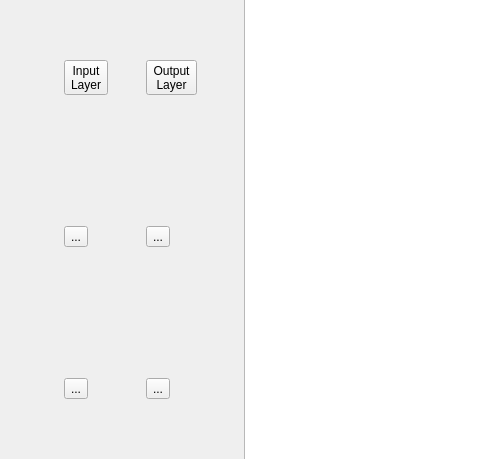
The window that mainwindow.ui (kelvin34501/alchimia_repo) describes before a commit, drawn with Qt 5; both pictures show x 0 to 480 and y 151 to 610 of the 1169 by 747 pixel window.
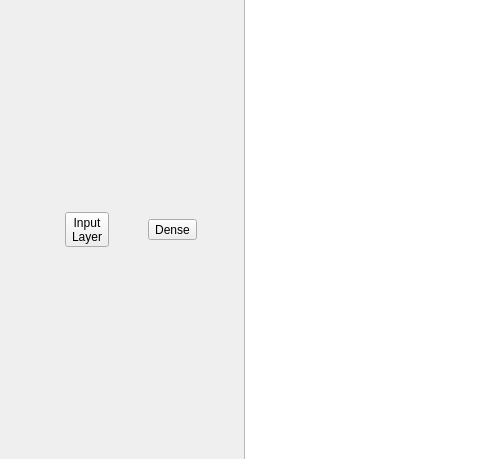
The same window after the commit.

Diff of the .ui file:
```diff
--- a/mainwindow.ui
+++ b/mainwindow.ui
@@ -14,7 +14,7 @@
    <string>MainWindow</string>
   </property>
   <widget class="QWidget" name="centralWidget">
-   <widget class="QWidget" name="">
+   <widget class="QWidget" name="layoutWidget">
     <property name="geometry">
      <rect>
       <x>0</x>
@@ -57,48 +57,28 @@
           </rect>
          </property>
          <layout class="QGridLayout" name="gridLayout">
-          <item row="1" column="1">
-           <widget class="QToolButton" name="toolButton_4">
-            <property name="text">
-             <string>...</string>
-            </property>
-           </widget>
-          </item>
-          <item row="1" column="0">
-           <widget class="QToolButton" name="toolButton_3">
-            <property name="text">
-             <string>...</string>
-            </property>
-           </widget>
-          </item>
-          <item row="2" column="1">
-           <widget class="QToolButton" name="toolButton_6">
-            <property name="text">
-             <string>...</string>
-            </property>
-           </widget>
-          </item>
           <item row="0" column="0">
            <widget class="QToolButton" name="toolButton">
             <property name="text">
              <string>Input
 Layer</string>
             </property>
-           </widget>
-          </item>
-          <item row="2" column="0">
-           <widget class="QToolButton" name="toolButton_5">
-            <property name="text">
-             <string>...</string>
+            <property name="checkable">
+             <bool>true</bool>
             </property>
            </widget>
           </item>
           <item row="0" column="1">
            <widget class="QToolButton" name="toolButton_2">
             <property name="text">
-             <string>Output
-Layer</string>
+             <string>Dense</string>
             </property>
+            <property name="checkable">
+             <bool>true</bool>
+            </property>
+            <attribute name="buttonGroup">
+             <string notr="true">toolBoxButtonGroup</string>
+            </attribute>
            </widget>
           </item>
          </layout>
```
Left out of the diff: 10 changed lines with no effect on the pictures.
